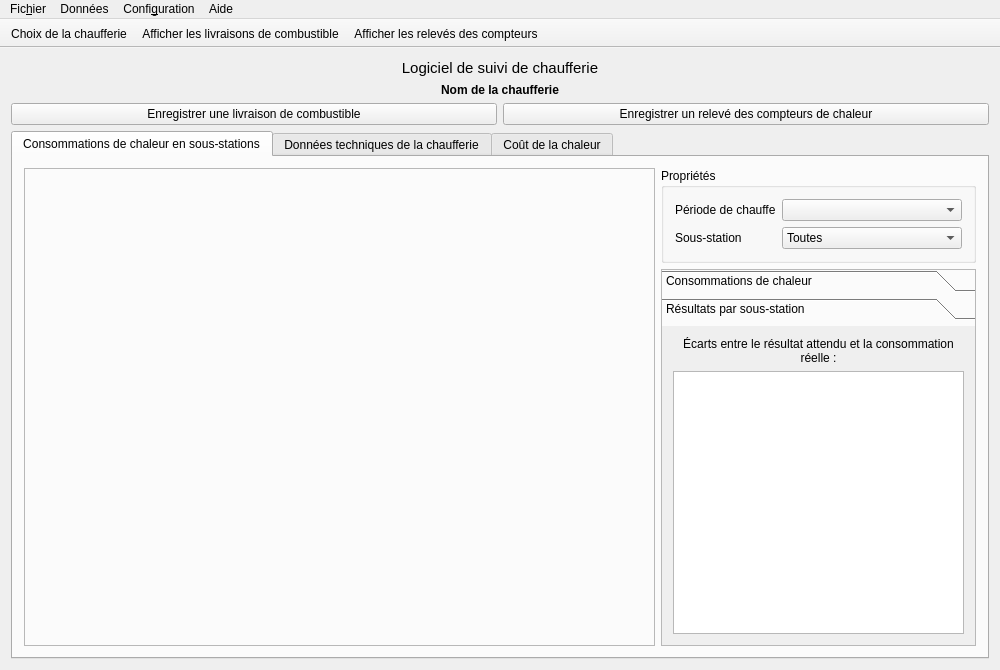
First picture: the form in mainwindow.ui, repository pyridiss/suivi-chaufferies, before the edit.
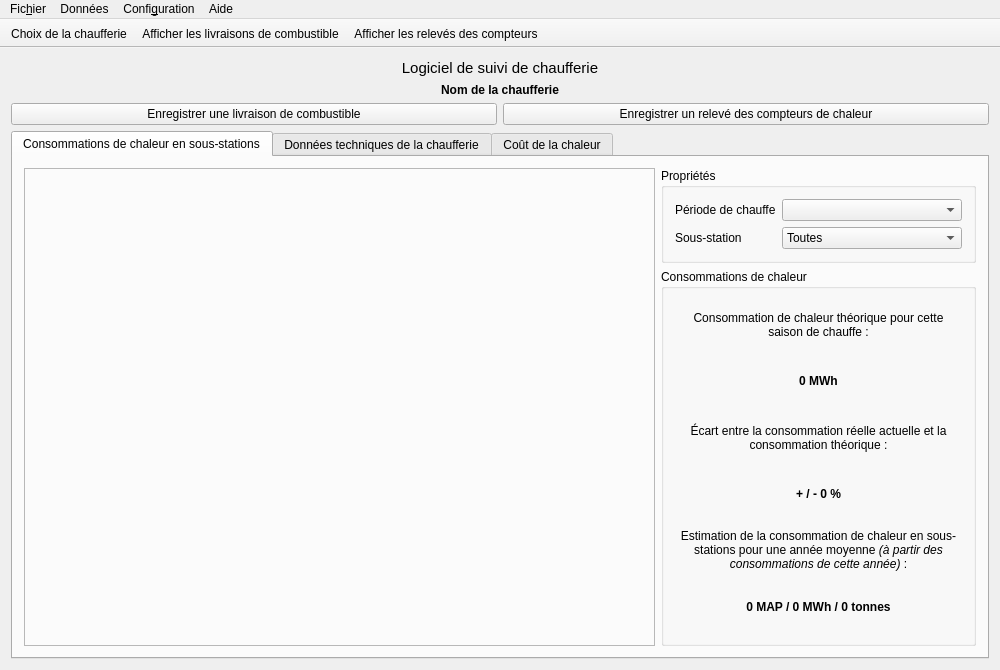
Second picture: the form after the edit. The open tabs and pages were chosen to show the change. Icons and pictures are not drawn. Custom widgets are drawn as their Qt base class.

Commit message: Remove unused tableWidget_chartResults ans simplify ui.

What changed in the file:
```diff
--- a/mainwindow.ui
+++ b/mainwindow.ui
@@ -35,8 +35,8 @@
        <attribute name="title">
         <string>Consommations de chaleur en sous-stations</string>
        </attribute>
-       <layout class="QGridLayout" name="gridLayout_3" columnstretch="2,1">
-        <item row="2" column="1">
+       <layout class="QGridLayout" name="gridLayout_3" rowstretch="0,1" columnstretch="2,1">
+        <item row="0" column="1">
          <widget class="QGroupBox" name="groupBox">
           <property name="title">
            <string>Propriétés</string>
@@ -84,24 +84,12 @@
           </layout>
          </widget>
         </item>
-        <item row="3" column="1">
-         <widget class="QToolBox" name="toolBox">
-          <property name="frameShape">
-           <enum>QFrame::StyledPanel</enum>
-          </property>
-          <widget class="QWidget" name="page">
-           <property name="geometry">
-            <rect>
-             <x>0</x>
-             <y>0</y>
-             <width>311</width>
-             <height>294</height>
-            </rect>
-           </property>
-           <attribute name="label">
+        <item row="1" column="1">
+         <widget class="QGroupBox" name="groupBox_2">
+          <property name="title">
             <string>Consommations de chaleur</string>
-           </attribute>
-           <layout class="QVBoxLayout" name="verticalLayout_3">
+          </property>
+          <layout class="QVBoxLayout" name="verticalLayout_4">
             <item>
              <widget class="QLabel" name="label_4">
               <property name="text">
@@ -173,58 +161,8 @@
             </item>
            </layout>
           </widget>
-          <widget class="QWidget" name="page_2">
-           <property name="geometry">
-            <rect>
-             <x>0</x>
-             <y>0</y>
-             <width>311</width>
-             <height>294</height>
-            </rect>
-           </property>
-           <attribute name="label">
-            <string>Résultats par sous-station</string>
-           </attribute>
-           <layout class="QVBoxLayout" name="verticalLayout_2" stretch="0,1">
-            <item>
-             <widget class="QLabel" name="label_11">
-              <property name="text">
-               <string>Écarts entre le résultat attendu et la consommation réelle :</string>
-              </property>
-              <property name="alignment">
-               <set>Qt::AlignCenter</set>
-              </property>
-              <property name="wordWrap">
-               <bool>true</bool>
-              </property>
-             </widget>
-            </item>
-            <item>
-             <widget class="QTableWidget" name="tableWidget_chartResults">
-              <property name="sizePolicy">
-               <sizepolicy hsizetype="Expanding" vsizetype="Ignored">
-                <horstretch>0</horstretch>
-                <verstretch>0</verstretch>
-               </sizepolicy>
-              </property>
-              <attribute name="horizontalHeaderVisible">
-               <bool>false</bool>
-              </attribute>
-              <attribute name="horizontalHeaderStretchLastSection">
-               <bool>true</bool>
-              </attribute>
-              <column>
-               <property name="text">
-                <string>Écart réel / théorique</string>
-               </property>
-              </column>
-             </widget>
-            </item>
-           </layout>
-          </widget>
-         </widget>
-        </item>
-        <item row="2" column="0" rowspan="2">
+        </item>
+        <item row="0" column="0" rowspan="2">
          <widget class="EnergyConsumptionChart" name="energyConsumptionChart">
           <property name="frameShape">
            <enum>QFrame::StyledPanel</enum>
```
Lines whose indentation alone changed are shown as unchanged. The commit also changes 3 other files.
